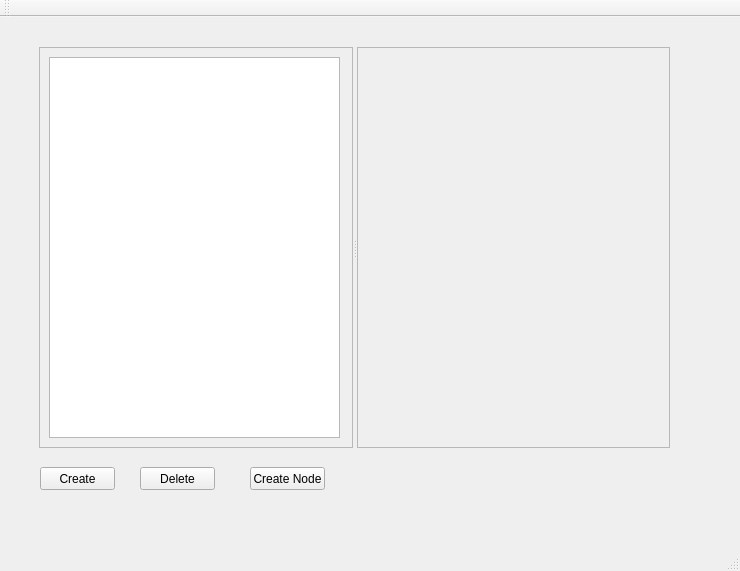
Above: mainwindow.ui from IvanSchcitov/QT_finish before the change. Below: the same form after it.
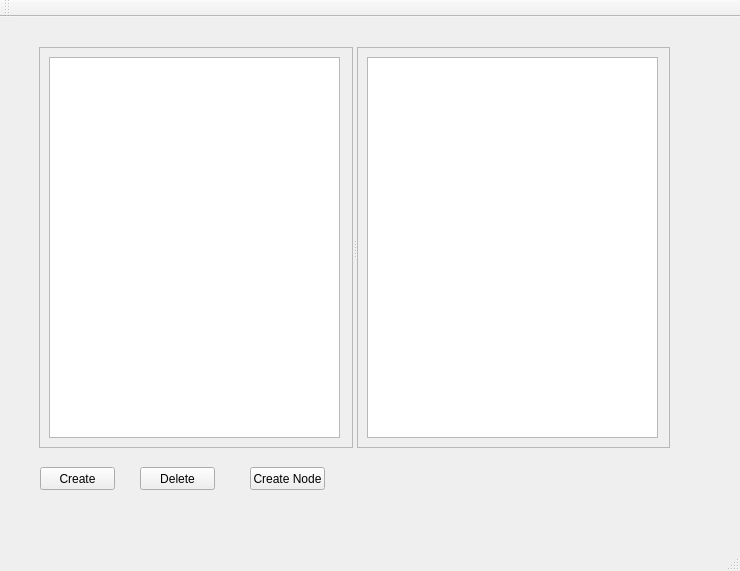
That is the form after the change.

Commit message:
View table
Tree and Table

Diff of the .ui file:
```diff
--- a/mainwindow.ui
+++ b/mainwindow.ui
@@ -90,6 +90,16 @@
      <property name="frameShadow">
       <enum>QFrame::Raised</enum>
      </property>
+     <widget class="QTableView" name="tableView">
+      <property name="geometry">
+       <rect>
+        <x>10</x>
+        <y>10</y>
+        <width>291</width>
+        <height>381</height>
+       </rect>
+      </property>
+     </widget>
     </widget>
    </widget>
   </widget>
```
The commit also changes 12 other files.
